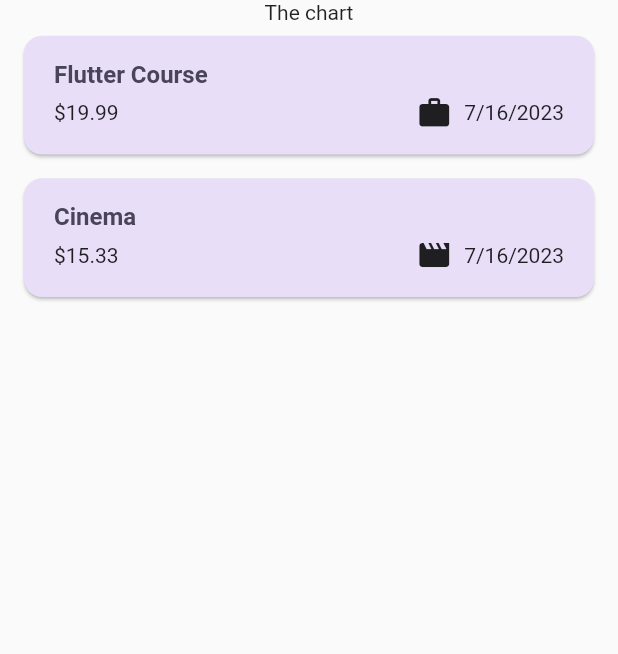
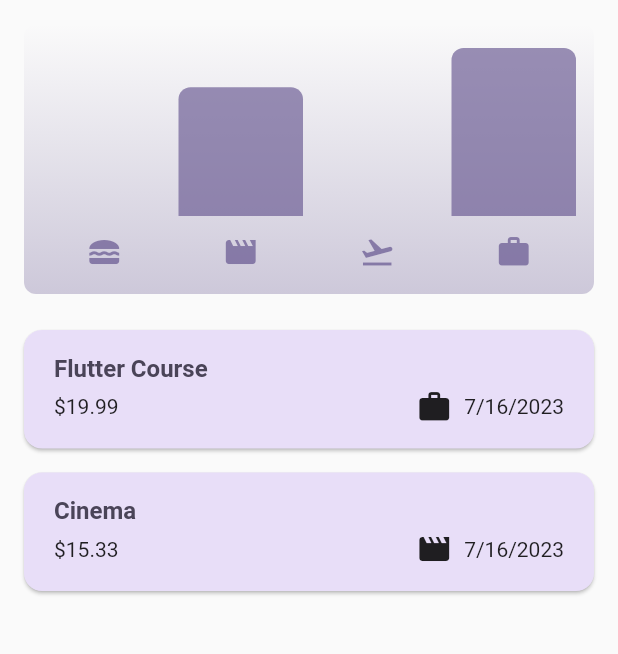
Before and after one commit to temogogitidze/expense_tracker_app, a Flutter app: the screen it shows after launch, on a phone screen of 412 x 824 dp, the part 84-738 px from its top. Run offline on Flutter 3.47's test engine with Material 2 defaults, Android fonts, the phone set to English and light mode, and no system bars.

Commit message:
feat: add charts for expenses

```diff
--- a/lib/models/expense.dart
+++ b/lib/models/expense.dart
@@ -33,3 +33,25 @@ class Expense {
     return formatter.format(date);
   }
 }
+
+class ExpenseBucket {
+  const ExpenseBucket({required this.category, required this.expenses});
+
+  ExpenseBucket.forCategory(List<Expense> allExpenses, this.category)
+      : expenses = allExpenses
+            .where((expense) => expense.category == category)
+            .toList();
+
+  final Category category;
+  final List<Expense> expenses;
+
+  double get totalExpenses {
+    double sum = 0;
+
+    for (final expense in expenses) {
+      sum += expense.amount;
+    }
+
+    return sum;
+  }
+}
--- /dev/null
+++ b/lib/widgets/chart/chart.dart
@@ -0,0 +1,95 @@
+import 'package:flutter/material.dart';
+
+import 'package:expense_tracker_app/widgets/chart/chart_bar.dart';
+import 'package:expense_tracker_app/models/expense.dart';
+
+class Chart extends StatelessWidget {
+  const Chart({super.key, required this.expenses});
+
+  final List<Expense> expenses;
+
+  List<ExpenseBucket> get buckets {
+    return [
+      ExpenseBucket.forCategory(expenses, Category.food),
+      ExpenseBucket.forCategory(expenses, Category.leisure),
+      ExpenseBucket.forCategory(expenses, Category.travel),
+      ExpenseBucket.forCategory(expenses, Category.work),
+    ];
+  }
+
+  double get maxTotalExpense {
+    double maxTotalExpense = 0;
+
+    for (final bucket in buckets) {
+      if (bucket.totalExpenses > maxTotalExpense) {
+        maxTotalExpense = bucket.totalExpenses;
+      }
+    }
+
+    return maxTotalExpense;
+  }
+
+  @override
+  Widget build(BuildContext context) {
+    final isDarkMode =
+        MediaQuery.of(context).platformBrightness == Brightness.dark;
+    return Container(
+      margin: const EdgeInsets.all(16),
+      padding: const EdgeInsets.symmetric(
+        vertical: 16,
+        horizontal: 8,
+      ),
+      width: double.infinity,
+      height: 180,
+      decoration: BoxDecoration(
+        borderRadius: BorderRadius.circular(8),
+        gradient: LinearGradient(
+          colors: [
+            Theme.of(context).colorScheme.primary.withOpacity(0.3),
+            Theme.of(context).colorScheme.primary.withOpacity(0.0)
+          ],
+          begin: Alignment.bottomCenter,
+          end: Alignment.topCenter,
+        ),
+      ),
+      child: Column(
+        children: [
+          Expanded(
+            child: Row(
+              crossAxisAlignment: CrossAxisAlignment.end,
+              children: [
+                for (final bucket in buckets) // alternative to map()
+                  ChartBar(
+                    fill: bucket.totalExpenses == 0
+                        ? 0
+                        : bucket.totalExpenses / maxTotalExpense,
+                  )
+              ],
+            ),
+          ),
+          const SizedBox(height: 12),
+          Row(
+            children: buckets
+                .map(
+                  (bucket) => Expanded(
+                    child: Padding(
+                      padding: const EdgeInsets.symmetric(horizontal: 4),
+                      child: Icon(
+                        categoryIcons[bucket.category],
+                        color: isDarkMode
+                            ? Theme.of(context).colorScheme.secondary
+                            : Theme.of(context)
+                                .colorScheme
+                                .primary
+                                .withOpacity(0.7),
+                      ),
+                    ),
+                  ),
+                )
+                .toList(),
+          )
+        ],
+      ),
+    );
+  }
+}
--- /dev/null
+++ b/lib/widgets/chart/chart_bar.dart
@@ -0,0 +1,34 @@
+import 'package:flutter/material.dart';
+
+class ChartBar extends StatelessWidget {
+  const ChartBar({
+    super.key,
+    required this.fill,
+  });
+
+  final double fill;
+
+  @override
+  Widget build(BuildContext context) {
+    final isDarkMode =
+        MediaQuery.of(context).platformBrightness == Brightness.dark;
+    return Expanded(
+      child: Padding(
+        padding: const EdgeInsets.symmetric(horizontal: 4),
+        child: FractionallySizedBox(
+          heightFactor: fill,
+          child: DecoratedBox(
+            decoration: BoxDecoration(
+              shape: BoxShape.rectangle,
+              borderRadius:
+                  const BorderRadius.vertical(top: Radius.circular(8)),
+              color: isDarkMode
+                  ? Theme.of(context).colorScheme.secondary
+                  : Theme.of(context).colorScheme.primary.withOpacity(0.65),
+            ),
+          ),
+        ),
+      ),
+    );
+  }
+}
--- a/lib/widgets/expenses.dart
+++ b/lib/widgets/expenses.dart
@@ -1,4 +1,5 @@
 import 'package:expense_tracker_app/models/expense.dart';
+import 'package:expense_tracker_app/widgets/chart/chart.dart';
 import 'package:expense_tracker_app/widgets/expenses_list/expenses_list.dart';
 import 'package:expense_tracker_app/widgets/new_expense.dart';
 import 'package:flutter/material.dart';
@@ -85,7 +86,7 @@ class _ExpensesState extends State<Expenses> {
       ),
       body: Column(
         children: [
-          const Text('The chart'),
+          Chart(expenses: _registeredExpenses),
           Expanded(child: mainContent),
         ],
       ),
```
